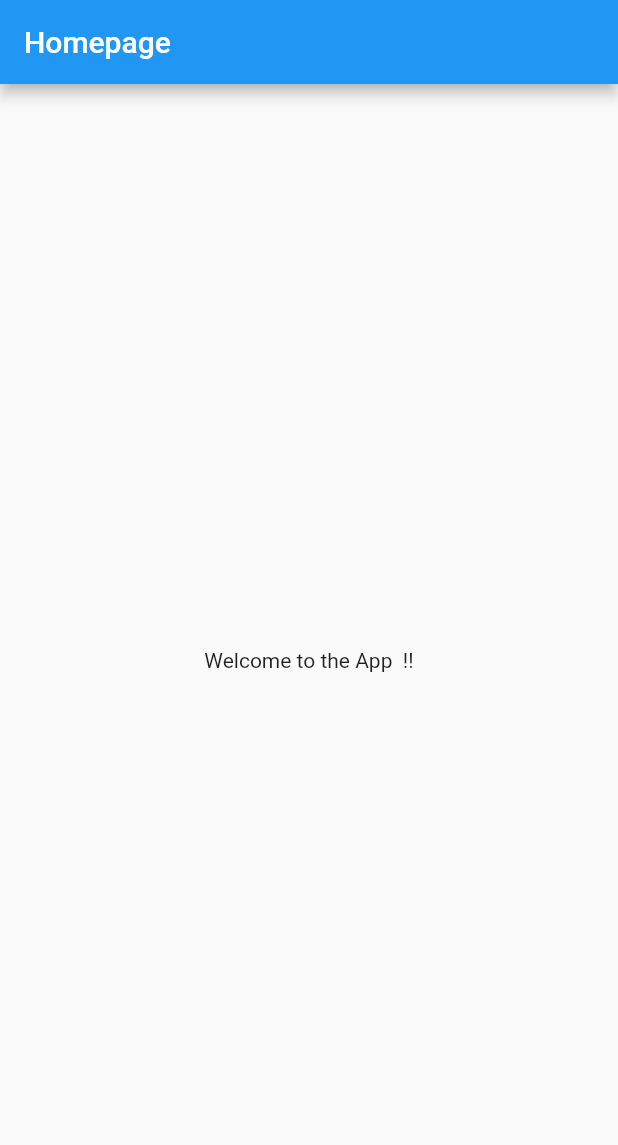
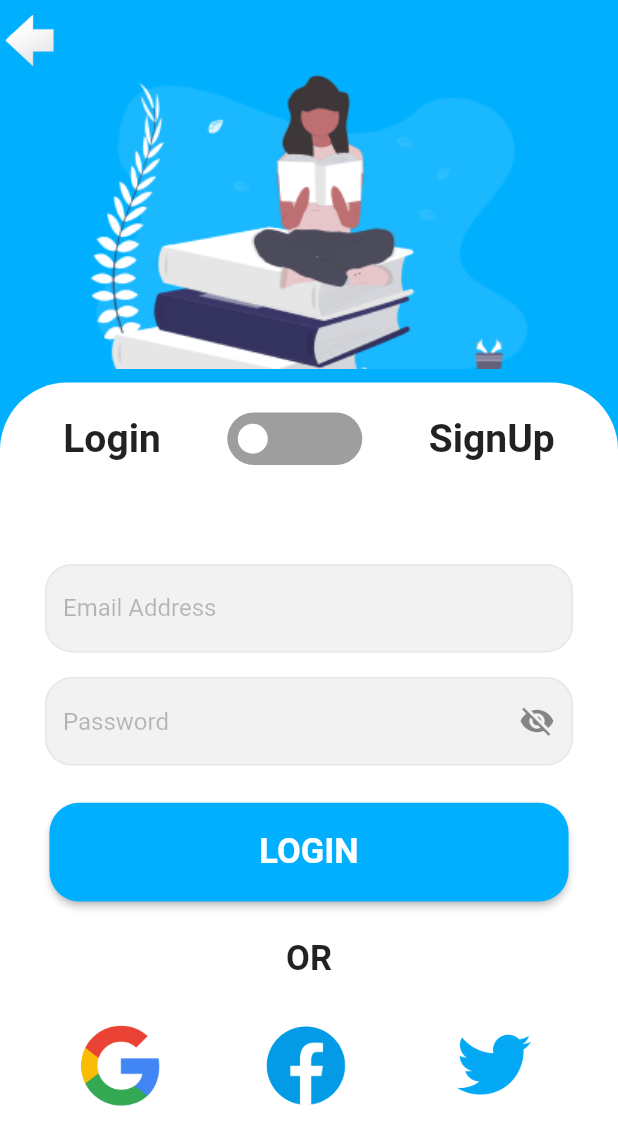
Before and after one commit to infiniteoverflow/Libro, a Flutter app: the screen it shows after launch, on a phone screen of 412 x 824 dp. Shown: the top 1145 px of the screen. Run offline on Flutter 3.47's test engine with Material 2 defaults, Android fonts, the phone set to English and light mode, and no system bars; drawn by our look-alikes of flutter_switch; Roboto replaces fonts that are missing (Jua).

Commit message:
Added loginScreen and SignUp Screen using toggle button

```diff
--- /dev/null
+++ b/lib/Screens/Login_Screen.dart
@@ -0,0 +1,429 @@
+import 'package:book_donation/Utils/Styles.dart';
+import 'package:flutter/material.dart';
+import 'package:flutter_switch/flutter_switch.dart';
+
+class LoginPage extends StatefulWidget {
+
+  @override
+  _LoginPageState createState() => _LoginPageState();
+}
+
+class _LoginPageState extends State<LoginPage> {
+  bool isSwitched = false;
+  bool showPassword = true;
+
+  //for Login textFields
+  final loginEmailAddress = TextEditingController();
+  final loginPassword = TextEditingController();
+  //for signUp textFields
+  final signUpEmailAddress = TextEditingController();
+  final signUpPassword = TextEditingController();
+  final signUpConfirmPassword = TextEditingController();
+
+
+  @override
+  void dispose() {
+    // Cleaning up controllers of login screen
+    loginEmailAddress.dispose();
+    loginPassword.dispose();
+    // Cleaning up controllers of signUp screen
+    signUpEmailAddress.dispose();
+    signUpPassword.dispose();
+    signUpConfirmPassword.dispose();
+    super.dispose();
+  }
+  @override
+  Widget build(BuildContext context) {
+    return Scaffold(
+      body: Stack(
+        children: [
+          Positioned(
+            top: 0,
+            right: 0,
+            left: 0,
+              bottom: 0,
+              child: Container(
+                  height: MediaQuery.of(context).size.height * 0.42,
+                  decoration: BoxDecoration(
+                    color: Styles.colorCustom,
+                  ),
+                child: Column(
+                  children: [
+                    SizedBox(
+                      height: MediaQuery.of(context).size.height * 0.012,
+                    ),
+                   Row(
+                     children: [
+                       SafeArea(
+                         child: Container(
+                           height: 35,width: 40,
+                           decoration: BoxDecoration(
+                               image: DecorationImage(
+                                 image: AssetImage("assets/images/arrowImage1.png"),
+                                 fit: BoxFit.cover
+                               )
+                           ),
+                         ),
+                       ),
+                     ],
+                ),
+                    Container(
+                      height: MediaQuery.of(context).size.height * 0.25,
+                      decoration: BoxDecoration(
+                          image: DecorationImage(
+                            image: AssetImage("assets/images/authBG 1.png"),
+                          )
+                      ),
+                    ),
+                  ],
+                ),
+              ),
+            ),
+          Positioned(
+            top: 255,
+            bottom: 0,
+            child: Container(
+              padding: EdgeInsets.all(20.0),
+              height: 500,
+              width: MediaQuery.of(context).size.width - 0,
+              decoration: BoxDecoration(
+                color: Styles.scaffoldColor,
+                borderRadius: BorderRadius.only(topLeft: Radius.circular(45.0),
+                    topRight: Radius.circular(45.0)),
+              ),
+              child: SingleChildScrollView(
+                child: Column(
+                  children: [
+                    Row(
+                      mainAxisAlignment: MainAxisAlignment.spaceAround,
+                      children: [
+                        Text("Login",
+                          style: TextStyle(
+                            fontWeight: FontWeight.bold,
+                            fontSize: 26,
+                            fontFamily: "Jua"
+                          ),
+                        ),
+                        FlutterSwitch(
+                          width: 90.0,
+                          height: 35.0,
+                          toggleSize: 20.0,
+                          value: isSwitched,
+                          borderRadius: 25.0,
+                          padding: 7.0,
+                          showOnOff: false,
+                          onToggle: (val) {
+                            setState(() {
+                              isSwitched = val;
+                            });
+                          },
+                        ),
+                        Text("SignUp",
+                          style: TextStyle(
+                            fontWeight: FontWeight.bold,
+                            fontSize: 26,
+                              fontFamily: "Jua"
+                          ),
+                        ),
+                      ],
+                    ),
+                    //for switching login and signUp screen
+                    isSwitched == false ? login() : signUp()
+                  ],
+                ),
+              ),
+                  ),
+          ),
+        ],
+      ),
+    );
+  }
+
+  //For Login Screen
+  Widget login() {
+    return SingleChildScrollView(
+      child: Column(
+        children: [
+          SizedBox(
+            height: MediaQuery.of(context).size.height * 0.08,
+          ),
+          Padding(
+            padding: const EdgeInsets.only(left: 10,right: 10),
+            child: TextField(
+              controller: loginEmailAddress,
+              textInputAction: TextInputAction.next,
+              decoration: InputDecoration(
+                hintText: "Email Address",
+                hintStyle: TextStyle(color: Styles.textField),
+                filled: true,
+                fillColor: Styles.textFieldBorder,
+                focusedBorder: OutlineInputBorder(
+                  borderSide: BorderSide(color: Styles.colorCustom),
+                  borderRadius: BorderRadius.circular(18.0),
+                ),
+                enabledBorder: OutlineInputBorder(
+                  borderSide:
+                      BorderSide(color: Styles.textFieldBorder),
+                  borderRadius: BorderRadius.circular(18.0),
+                ),
+              ),
+            ),
+          ),
+          SizedBox(
+            height: MediaQuery.of(context).size.height * 0.02,
+          ),
+          Padding(
+            padding: const EdgeInsets.only(left: 10,right: 10),
+            child: TextField(
+              controller: loginPassword,
+              obscureText: showPassword,
+              textInputAction: TextInputAction.done,
+              decoration: InputDecoration(
+                hintText: "Password",
+                hintStyle: TextStyle(color: Styles.textField),
+                filled: true,
+                fillColor: Styles.textFieldBorder,
+                focusedBorder: OutlineInputBorder(
+                  borderSide: BorderSide(color: Styles.colorCustom),
+                  borderRadius: BorderRadius.circular(18.0),
+                ),
+                enabledBorder: OutlineInputBorder(
+                  borderSide:
+                      BorderSide(color: Styles.textFieldBorder),
+                  borderRadius: BorderRadius.circular(18.0),
+                ),
+                suffixIcon: IconButton(
+                  icon: showPassword
+                      ? Icon(Icons.visibility_off)
+                      : Icon(Icons.visibility), //for show and hide password
+                  onPressed: () {
+                    setState(() {
+                      showPassword = !showPassword;
+                    });
+                  },
+                ),
+              ),
+            ),
+          ),
+          SizedBox(
+            height: MediaQuery.of(context).size.height * 0.03,
+          ),
+          MaterialButton(
+            height: MediaQuery.of(context).size.height * 0.08,
+            minWidth: MediaQuery.of(context).size.width * 0.84,
+            shape: RoundedRectangleBorder(
+                borderRadius: new BorderRadius.circular(20.0)),
+            color:Styles.colorCustom,
+            onPressed: () {},
+            child: Text('LOGIN',
+                style: Styles.button()),
+          ),
+          SizedBox(
+            height: MediaQuery.of(context).size.height * 0.03,
+          ),
+          Text(
+            "OR",
+            style: TextStyle(fontSize: 23, fontWeight: FontWeight.bold, fontFamily: "Jua"),
+          ),
+          SizedBox(
+            height: MediaQuery.of(context).size.height * 0.03,
+          ),
+          Row(mainAxisAlignment: MainAxisAlignment.spaceAround, children: [
+            Container(
+              height: MediaQuery.of(context).size.height * 0.068,
+              width: MediaQuery.of(context).size.width * 0.14,
+              decoration: BoxDecoration(
+                shape: BoxShape.circle,
+                image: DecorationImage(
+                    image: AssetImage("assets/images/google.png"),
+                    fit: BoxFit.cover),
+              ),
+            ),
+            Container(
+              height: MediaQuery.of(context).size.height * 0.08,
+              width: MediaQuery.of(context).size.width * 0.15,
+              decoration: BoxDecoration(
+                shape: BoxShape.circle,
+                image: DecorationImage(
+                    image: AssetImage("assets/images/fb.png"),
+                    fit: BoxFit.cover),
+              ),
+            ),
+            Container(
+              height: MediaQuery.of(context).size.height * 0.08,
+              width: MediaQuery.of(context).size.width * 0.15,
+              decoration: BoxDecoration(
+                shape: BoxShape.circle,
+                image: DecorationImage(
+                    image: AssetImage("assets/images/twitter.png"),
+                    fit: BoxFit.cover),
+              ),
+            ),
+          ]),
+        ],
+      ),
+    );
+  }
+
+  //For SignUp Screen
+  Widget signUp() {
+    return SingleChildScrollView(
+      child: Column(
+        children: [
+          SizedBox(
+            height: MediaQuery.of(context).size.height * 0.04,
+          ),
+          Padding(
+            padding: const EdgeInsets.only(left: 10,right: 10),
+            child: TextField(
+              controller: signUpEmailAddress,
+              textInputAction: TextInputAction.next,
+              decoration: InputDecoration(
+                hintText: "Email Address",
+                hintStyle: TextStyle(color: Styles.textField),
+                filled: true,
+                fillColor: Styles.textFieldBorder,
+                focusedBorder: OutlineInputBorder(
+                  borderSide: BorderSide(color: Styles.colorCustom),
+                  borderRadius: BorderRadius.circular(18.0),
+                ),
+                enabledBorder: OutlineInputBorder(
+                  borderSide:
+                      BorderSide(color:Styles.textFieldBorder),
+                  borderRadius: BorderRadius.circular(18.0),
+                ),
+              ),
+            ),
+          ),
+          SizedBox(
+            height: MediaQuery.of(context).size.height * 0.02,
+          ),
+          Padding(
+            padding: const EdgeInsets.only(left: 10,right: 10),
+            child: TextField(
+              controller: signUpPassword,
+              obscureText: showPassword,
+              textInputAction: TextInputAction.next,
+              decoration: InputDecoration(
+                hintText: "Password",
+                hintStyle: TextStyle(color: Styles.textField),
+                filled: true,
+                fillColor: Styles.textFieldBorder,
+                focusedBorder: OutlineInputBorder(
+                  borderSide: BorderSide(color: Styles.colorCustom),
+                  borderRadius: BorderRadius.circular(18.0),
+                ),
+                enabledBorder: OutlineInputBorder(
+                  borderSide:
+                      BorderSide(color: Styles.textFieldBorder),
+                  borderRadius: BorderRadius.circular(18.0),
+                ),
+                suffixIcon: IconButton(
+                  icon: showPassword
+                      ? Icon(Icons.visibility_off)
+                      : Icon(Icons.visibility), //for show and hide password
+                  onPressed: () {
+                    setState(() {
+                      showPassword = !showPassword;
+                    });
+                  },
+                ),
+              ),
+            ),
+          ),
+          SizedBox(
+            height: MediaQuery.of(context).size.height * 0.02,
+          ),
+          Padding(
+            padding: const EdgeInsets.only(left: 10,right: 10),
+            child: TextField(
+              controller: signUpConfirmPassword,
+              obscureText: showPassword,
+              textInputAction: TextInputAction.done,
+              decoration: InputDecoration(
+                hintText: "Confirm Password",
+                hintStyle: TextStyle(color: Styles.textField),
+                filled: true,
+                fillColor: Styles.textFieldBorder,
+                focusedBorder: OutlineInputBorder(
+                  borderSide: BorderSide(color: Styles.colorCustom),
+                  borderRadius: BorderRadius.circular(18.0),
+                ),
+                enabledBorder: OutlineInputBorder(
+                  borderSide:
+                      BorderSide(color: Styles.textFieldBorder),
+                  borderRadius: BorderRadius.circular(18.0),
+                ),
+                suffixIcon: IconButton(
+                  icon: showPassword
+                      ? Icon(Icons.visibility_off)
+                      : Icon(Icons.visibility), //for show and hide password
+                  onPressed: () {
+                    setState(() {
+                      showPassword = !showPassword;
+                    });
+                  },
+                ),
+              ),
+            ),
+          ),
+          SizedBox(
+            height: MediaQuery.of(context).size.height * 0.02,
+          ),
+          MaterialButton(
+            height: MediaQuery.of(context).size.height * 0.08,
+            minWidth: MediaQuery.of(context).size.width * 0.84,
+            shape: RoundedRectangleBorder(
+                borderRadius: new BorderRadius.circular(20.0)),
+            color: Styles.colorCustom,
+            onPressed: () {},
+            child: Text('LOGIN',
+                style: Styles.button()),
+          ),
+          SizedBox(
+            height: MediaQuery.of(context).size.height * 0.02,
+          ),
+          Text(
+            "OR",
+            style: TextStyle(fontSize: 23, fontWeight: FontWeight.bold, fontFamily: "Jua"),
+          ),
+          SizedBox(
+            height: MediaQuery.of(context).size.height * 0.015,
+          ),
+          Row(mainAxisAlignment: MainAxisAlignment.spaceAround, children: [
+            Container(
+              height: MediaQuery.of(context).size.height * 0.068,
+              width: MediaQuery.of(context).size.width * 0.14,
+              decoration: BoxDecoration(
+                shape: BoxShape.circle,
+                image: DecorationImage(
+                    image: AssetImage("assets/images/google.png"),
+                    fit: BoxFit.cover),
+              ),
+            ),
+            Container(
+              height: MediaQuery.of(context).size.height * 0.08,
+              width: MediaQuery.of(context).size.width * 0.15,
+              decoration: BoxDecoration(
+                shape: BoxShape.circle,
+                image: DecorationImage(
+                    image: AssetImage("assets/images/fb.png"),
+                    fit: BoxFit.cover),
+              ),
+            ),
+            Container(
+              height: MediaQuery.of(context).size.height * 0.08,
+              width: MediaQuery.of(context).size.width * 0.15,
+              decoration: BoxDecoration(
+                shape: BoxShape.circle,
+                image: DecorationImage(
+                    image: AssetImage("assets/images/twitter.png"),
+                    fit: BoxFit.cover),
+              ),
+            ),
+          ]),
+        ],
+      ),
+    );
+  }
+}
--- /dev/null
+++ b/lib/Utils/Styles.dart
@@ -0,0 +1,31 @@
+import 'package:flutter/material.dart';
+class Styles{
+  //colors
+  static Color scaffoldColor = Color(0xffFFFFFF);
+  static Color textField = Color(0x42000000);
+  static Color textFieldBorder = Color(0x42000000).withOpacity(0.05);
+  static MaterialColor colorCustom = MaterialColor(0xff00B0FF, color);
+  //primary swatch color
+  static Map<int, Color> color =
+  {
+    50:Color.fromRGBO(0, 176, 255,.1),
+    100:Color.fromRGBO(0, 176, 255,.2),
+    200:Color.fromRGBO(0, 176, 255,.3),
+    300:Color.fromRGBO(0, 176, 255,.4),
+    400:Color.fromRGBO(0, 176, 255,.5),
+    500:Color.fromRGBO(0, 176, 255,.6),
+    600:Color.fromRGBO(0, 176, 255,.7),
+    700:Color.fromRGBO(0, 176, 255,.8),
+    800:Color.fromRGBO(0, 176, 255,.9),
+    900:Color.fromRGBO(0, 176, 255,1),
+  };
+
+//for textStyles in the app
+  static TextStyle button(){
+    return TextStyle(
+        fontSize: 23,
+        fontWeight: FontWeight.bold,
+        color: Styles.scaffoldColor,
+    );
+  }
+  }
--- a/lib/main.dart
+++ b/lib/main.dart
@@ -1,4 +1,6 @@
+import 'package:book_donation/Utils/Styles.dart';
 import 'package:flutter/material.dart';
+import 'Screens/Login_Screen.dart';
 
 void main() {
   runApp(MyApp());
@@ -9,35 +11,11 @@ class MyApp extends StatelessWidget {
   Widget build(BuildContext context) {
     return MaterialApp(
       title: 'Book Donation App',
+      debugShowCheckedModeBanner: false,
       theme: ThemeData(
-        primarySwatch: Colors.blue,
+        primarySwatch: Styles.colorCustom,
       ),
-      home: MyHomePage(title: 'Homepage'),
+      home:LoginPage(),
     );
   }
 }
-
-class MyHomePage extends StatefulWidget {
-  MyHomePage({this.title}) ;
-
-  final String title;
-
-  @override
-  _MyHomePageState createState() => _MyHomePageState();
-}
-
-class _MyHomePageState extends State<MyHomePage> {
-  @override
-  Widget build(BuildContext context) {
-    return Scaffold(
-      appBar: AppBar(
-        title: Text(widget.title),
-      ),
-      body: Center(
-        child: Text(
-          "Welcome to the App  !!"
-        ),
-      ),
-    );
-  }
-}
```
Also changed, not shown: pubspec.yaml (+14 -13 lines), assets/images/arrowImage1.png (added), assets/images/authBG 1.png (added), pubspec.lock.
